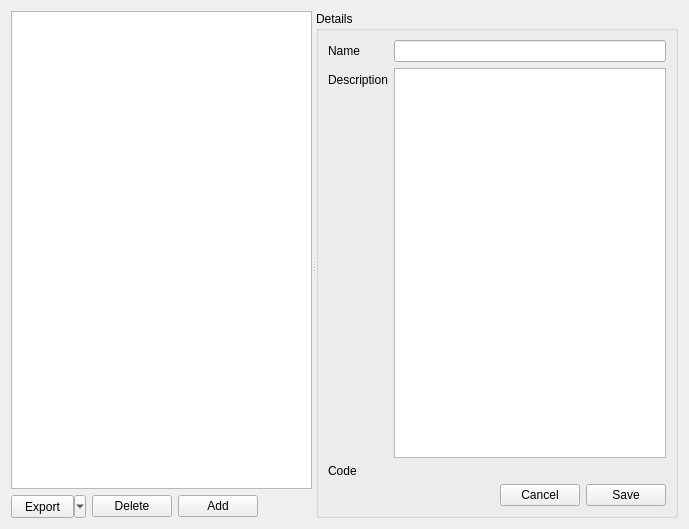
t123/ReadingTool.Python, file qtdesigner/plugins.ui: the form before one commit.
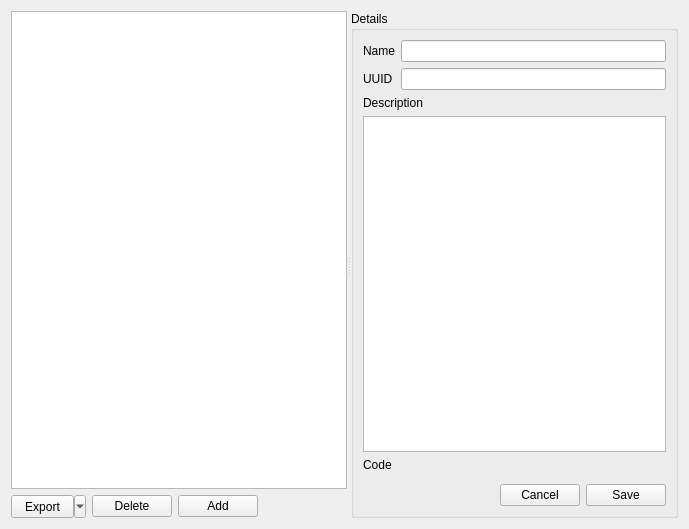
The form after the commit. Custom widgets are drawn as their Qt base class.

Patch:
```diff
--- a/qtdesigner/plugins.ui
+++ b/qtdesigner/plugins.ui
@@ -104,23 +104,39 @@
           <widget class="QLineEdit" name="leName"/>
          </item>
          <item row="1" column="0">
+          <widget class="QLabel" name="label_4">
+           <property name="text">
+            <string>UUID</string>
+           </property>
+          </widget>
+         </item>
+         <item row="1" column="1">
+          <widget class="QLineEdit" name="leUUID">
+           <property name="readOnly">
+            <bool>true</bool>
+           </property>
+          </widget>
+         </item>
+        </layout>
+       </item>
+       <item>
           <widget class="QLabel" name="label_2">
            <property name="text">
             <string>Description</string>
            </property>
           </widget>
          </item>
-         <item row="1" column="1">
+       <item>
           <widget class="QPlainTextEdit" name="teDescription"/>
          </item>
-         <item row="2" column="0">
+       <item>
           <widget class="QLabel" name="label_3">
            <property name="text">
             <string>Code</string>
            </property>
           </widget>
          </item>
-         <item row="2" column="1">
+       <item>
           <widget class="QsciScintilla" name="teCode">
            <property name="toolTip">
             <string/>
@@ -129,8 +145,6 @@
             <string/>
            </property>
           </widget>
-         </item>
-        </layout>
        </item>
        <item>
         <layout class="QHBoxLayout" name="horizontalLayout" stretch="1,0,0">
```
Lines whose indentation alone changed are shown as unchanged.
